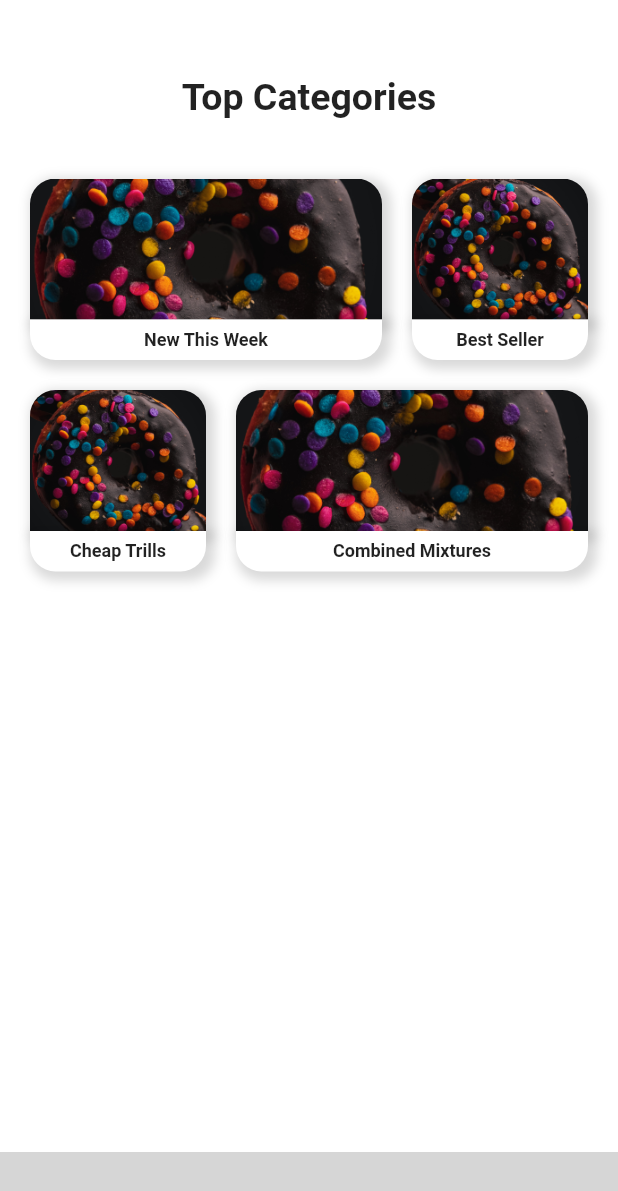
After one commit to ayoolat/pastries, a Flutter app: the CategoriesScreen screen opened by its route, on a phone screen of 412 x 824 dp. The commit adds this screen. Shown: the top 1191 px of the screen. Run offline on Flutter 3.47's test engine with Material 2 defaults, Android fonts, the phone set to English and light mode, and no system bars; our stand-ins replace flutter_svg, pinput; missing offline and left inert: hidable, scroll_to_hide_bottom_navigation_bar; grey boxes are pictures that could not be loaded.

Commit message:
Top categories screen complete.

```diff
--- a/lib/routes.dart
+++ b/lib/routes.dart
@@ -1,4 +1,5 @@
 import 'package:flutter/cupertino.dart';
+import 'package:pastries/screens/categoriesScreen.dart';
 import 'package:pastries/screens/dashboard.dart';
 import 'package:pastries/screens/loginScreen/loginScreen.dart';
 import 'package:pastries/screens/onBoardingScreen.dart';
@@ -8,7 +9,7 @@ import 'package:pastries/screens/searchScreen.dart';
 
 import 'core/fadePageRoute.dart';
 
-enum Routes { Login, Register, OnBoard, OTP, Dashboard, Search }
+enum Routes { Login, Register, OnBoard, OTP, Dashboard, Search, Categories }
 
 class _Paths {
   static const String login = '/login';
@@ -17,6 +18,7 @@ class _Paths {
   static const String otp = '/otp';
   static const String dashboard = '/dashboard';
   static const String search = '/search';
+  static const String categories = '/categoriesScreen';
 
   static const Map<Routes, String> _pathMap = {
     Routes.OnBoard: onBoard,
@@ -24,7 +26,8 @@ class _Paths {
     Routes.Register: register,
     Routes.OTP: otp,
     Routes.Dashboard: dashboard,
-    Routes.Search: search
+    Routes.Search: search,
+    Routes.Categories: categories,
   };
 
   static String of(Routes route) => _pathMap[route] ?? onBoard;
@@ -47,6 +50,8 @@ class AppNavigator {
         return FadeRoute(page: const DashboardScreen());
       case _Paths.search:
         return FadeRoute(page: const SearchScreen());
+      case _Paths.categories:
+        return FadeRoute(page: const CategoriesScreen());
       default:
         return FadeRoute(page: const OnBoardingScreen());
     }
--- /dev/null
+++ b/lib/screens/categoriesScreen.dart
@@ -0,0 +1,79 @@
+import 'package:flutter/cupertino.dart';
+import 'package:flutter/material.dart';
+import 'package:pastries/utils/config/images.dart';
+
+import '../utils/constants.dart';
+import '../widgets/bottomNav.dart';
+import '../widgets/exploreCardsOrder.dart';
+
+class CategoriesScreen extends StatefulWidget {
+  const CategoriesScreen({Key? key}) : super(key: key);
+
+  @override
+  State<CategoriesScreen> createState() => _CategoriesScreenState();
+}
+
+class _CategoriesScreenState extends State<CategoriesScreen> {
+  int _selectedIndex = 2;
+  ScrollController _scrollController = ScrollController();
+
+  @override
+  void initState() {
+    _scrollController = ScrollController();
+    super.initState();
+  }
+
+  @override
+  void dispose() {
+    _scrollController.dispose();
+    super.dispose();
+  }
+
+  @override
+  Widget build(BuildContext context) {
+    return Scaffold(
+      backgroundColor: Colors.white,
+      body: SingleChildScrollView(
+        controller: _scrollController,
+        scrollDirection: Axis.vertical,
+        child: Padding(
+          padding: const EdgeInsets.symmetric(vertical: 50, horizontal: 20),
+          child: Column(
+            children: const [
+              Text("Top Categories", style: kSubDashboardHeading),
+              SizedBox(
+                height: 40,
+              ),
+              ExploreCardsOrder(
+                item1: 4,
+                image1: AppImages.background,
+                text1: "New This Week",
+                item2: 2,
+                image2: AppImages.background,
+                text2: "Best Seller",
+              ),
+              SizedBox(
+                height: 20,
+              ),
+              ExploreCardsOrder(
+                item1: 2,
+                image1: AppImages.background,
+                text1: "Cheap Trills",
+                item2: 4,
+                image2: AppImages.background,
+                text2: "Combined Mixtures",
+              ),
+              SizedBox(
+                height: 20,
+              ),
+            ],
+          ),
+        ),
+      ),
+      bottomNavigationBar: BottomNav(
+        scrollController: _scrollController,
+        selectedIndex: _selectedIndex,
+      ),
+    );
+  }
+}
--- a/lib/screens/dashboard.dart
+++ b/lib/screens/dashboard.dart
@@ -195,10 +195,10 @@ class _DashboardScreenState extends State<DashboardScreen> {
                       height: 20,
                     ),
                     ExploreCardsOrder(
-                      item1: 1,
+                      item1: 2,
                       image1: AppImages.dashboardImage1,
                       text1: "Cheap Trills",
-                      item2: 3,
+                      item2: 4,
                       image2: AppImages.dashboardImage1,
                       text2: "Combined Mixtures",
                     )
--- a/lib/widgets/bottomNav.dart
+++ b/lib/widgets/bottomNav.dart
@@ -2,7 +2,6 @@ import 'package:flutter/cupertino.dart';
 import 'package:flutter/material.dart';
 import 'package:flutter_svg/svg.dart';
 import 'package:pastries/routes.dart';
-import 'package:pastries/utils/config/images.dart';
 import 'package:scroll_to_hide_bottom_navigation_bar/scroll_to_hide_bottom_navigation_bar.dart';
 
 import '../utils/config/colors.dart';
@@ -11,6 +10,7 @@ class BottomNav extends StatelessWidget {
   final ScrollController scrollController;
   int selectedIndex = 0;
   final String? pageName;
+
   BottomNav({
     required this.scrollController,
     required this.selectedIndex,
@@ -66,13 +66,15 @@ class BottomNav extends StatelessWidget {
           unselectedIconTheme:
               const IconThemeData(color: AppColors.textGrey, size: 10),
           onTap: (index) {
-            print(index);
             switch (index) {
               case 0:
                 AppNavigator.push(Routes.Dashboard);
                 return;
               case 1:
                 AppNavigator.push(Routes.Search);
+                return;
+              case 2:
+                AppNavigator.push(Routes.Categories);
                 return;
             }
           },
--- a/lib/widgets/exploreCardsOrder.dart
+++ b/lib/widgets/exploreCardsOrder.dart
@@ -35,7 +35,7 @@ class ExploreCardsOrder extends StatelessWidget {
           width: 20,
         ),
         Flexible(
-          flex: 2,
+          flex: item2,
           child: ExploreCard(
             image: image2,
             text: text2,
```
Also changed, not shown: lib/widgets/exploreCard.dart (+3 -16 lines).
